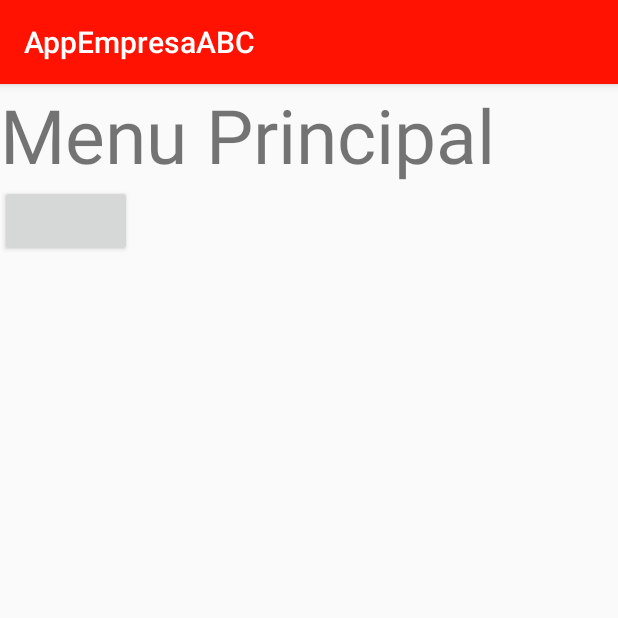
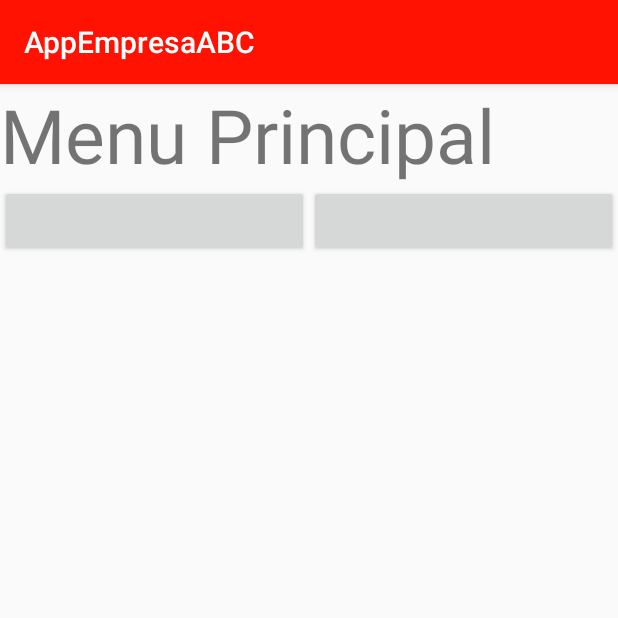
Before and after one commit to paulo0794/AppEmpresaABC, an Android app: the MenuPrincipalActivity screen opened directly, with no data from a screen before it, on a phone screen of 412 x 824 dp, the top half of it. Run offline under Robolectric (Android 15) with nearby library versions, the phone set to English and light mode, and no system bars.

Commit message:
Dei função ao botão "entrar" no código java.

```diff
--- a/app/src/main/AndroidManifest.xml
+++ b/app/src/main/AndroidManifest.xml
@@ -22,7 +22,7 @@
         </activity>
 
 
-        <activity android:name=".SplashActivity" />
+        <activity android:name=".SplashActivity" android:theme="@style/TemaSemBarra"/>
         <activity android:name=".MainActivity">
 
         </activity>
--- a/app/src/main/java/br/com/etecia/appempresaabc/LoginActivity.java
+++ b/app/src/main/java/br/com/etecia/appempresaabc/LoginActivity.java
@@ -1,5 +1,6 @@
 package br.com.etecia.appempresaabc;
 
+import android.content.Intent;
 import android.support.v7.app.AppCompatActivity;
 import android.os.Bundle;
 import android.view.View;
@@ -31,7 +32,8 @@ public class LoginActivity extends AppCompatActivity {
         if (usuario.equals("etecia") && senha.equals("etecia")) {
 
           Toast.makeText(getApplicationContext(),"Bem vindo ao sistema",Toast.LENGTH_SHORT).show();
-
+            Intent intent = new Intent( LoginActivity.this,MenuPrincipalActivity.class);
+            startActivity(intent);
         }else{
             Toast.makeText(getApplicationContext(),"Usuário ou senha inválidos",Toast.LENGTH_SHORT).show();
         }
--- a/app/src/main/res/layout/menu_principal_layout.xml
+++ b/app/src/main/res/layout/menu_principal_layout.xml
@@ -15,9 +15,20 @@
         android:text="Menu Principal"
         android:textAlignment="center"
         />
-
+    <LinearLayout
+        android:layout_width="match_parent"
+        android:layout_height="match_parent"
+        android:orientation="horizontal"
+        >
     <Button
         android:layout_height="wrap_content"
         android:layout_width="wrap_content"
+        android:layout_weight="1"
         />
+    <Button
+        android:layout_width="wrap_content"
+        android:layout_height="wrap_content"
+        android:layout_weight="1"
+        />
+    </LinearLayout>
 </LinearLayout>
--- a/app/src/main/res/values/styles.xml
+++ b/app/src/main/res/values/styles.xml
@@ -8,4 +8,11 @@
         <item name="colorAccent">@color/colorAccent</item>
     </style>
 
+    <style name="TemaSemBarra" parent="Theme.AppCompat.Light.NoActionBar">
+        <!-- Customize your theme here. -->
+        <item name="colorPrimary">@color/colorPrimary</item>
+        <item name="colorPrimaryDark">@color/colorPrimaryDark</item>
+        <item name="colorAccent">@color/colorAccent</item>
+    </style>
+
 </resources>
```
Also changed, not shown: app/src/main/res/drawable/alakazam-icon.png (deleted), app/src/main/res/drawable/arcanine-icon.png (deleted), app/src/main/res/drawable/arceus-icon.png (deleted), app/src/main/res/drawable/grotle-icon.png (deleted), app/src/main/res/drawable/marshtomp-icon.png (deleted), app/src/main/res/drawable/mewtwo-icon.png (deleted).
